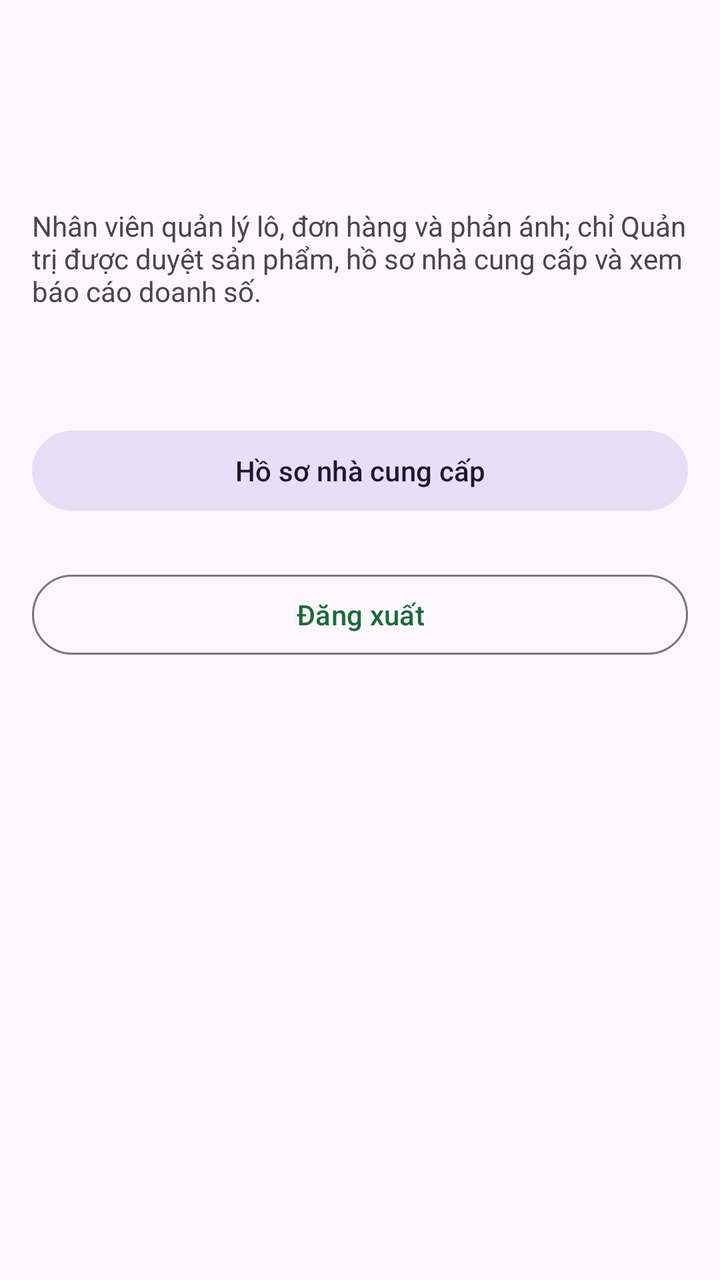
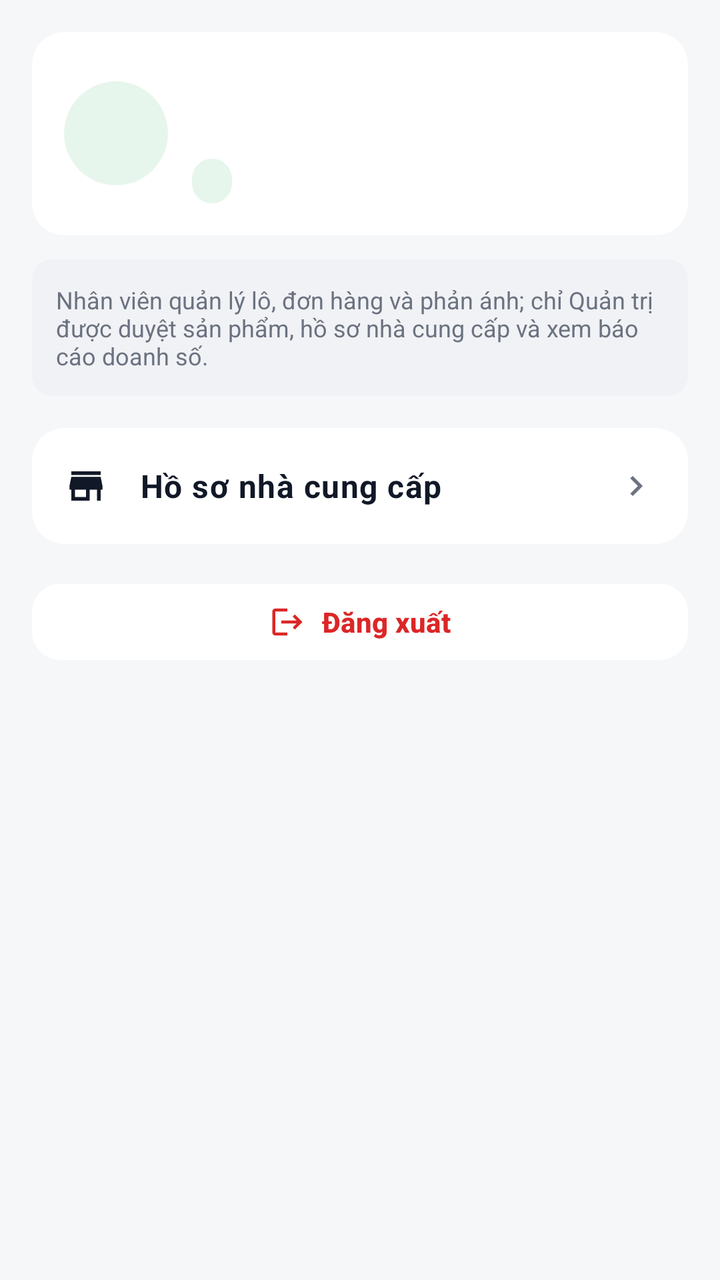

Two renders of the same Android screen: before a commit and after it. Below are the layout's source before the change and the commit's diff.
<!-- AndroidManifest.xml: application theme Theme.GugugagaAdmin -->
<!-- res/layout/fragment_tai_khoan.xml -->
<?xml version="1.0" encoding="utf-8"?>
<ScrollView xmlns:android="http://schemas.android.com/apk/res/android"
    android:layout_width="match_parent"
    android:layout_height="match_parent">

    <LinearLayout
        android:layout_width="match_parent"
        android:layout_height="wrap_content"
        android:orientation="vertical"
        android:padding="@dimen/khoang_md">

        <TextView
            android:id="@+id/tvHoTen"
            android:layout_width="match_parent"
            android:layout_height="wrap_content"
            android:textAppearance="?attr/textAppearanceTitleLarge" />

        <TextView
            android:id="@+id/tvEmail"
            android:layout_width="match_parent"
            android:layout_height="wrap_content"
            android:layout_marginTop="@dimen/khoang_xs" />

        <TextView
            android:id="@+id/tvVaiTro"
            android:layout_width="match_parent"
            android:layout_height="wrap_content"
            android:layout_marginTop="@dimen/khoang_sm"
            android:textStyle="bold" />

        <TextView
            android:id="@+id/tvGhiChuNhanVien"
            android:layout_width="match_parent"
            android:layout_height="wrap_content"
            android:layout_marginTop="@dimen/khoang_sm"
            android:text="@string/nhan_vien_chi_xem" />

        <TextView
            android:id="@+id/tvMayChu"
            android:layout_width="match_parent"
            android:layout_height="wrap_content"
            android:layout_marginTop="@dimen/khoang_md"
            android:textSize="@dimen/chu_nho" />

        <Button
            android:id="@+id/btnNhaCungCap"
            style="@style/Widget.Material3.Button.TonalButton"
            android:layout_width="match_parent"
            android:layout_height="wrap_content"
            android:layout_marginTop="@dimen/khoang_lg"
            android:text="@string/nut_mo_nha_cung_cap" />

        <Button
            android:id="@+id/btnBaoCao"
            style="@style/Widget.Material3.Button.TonalButton"
            android:layout_width="match_parent"
            android:layout_height="wrap_content"
            android:layout_marginTop="@dimen/khoang_sm"
            android:text="@string/nut_mo_bao_cao"
            android:visibility="gone" />

        <Button
            android:id="@+id/btnQuanLyTaiKhoan"
            style="@style/Widget.Material3.Button.TonalButton"
            android:layout_width="match_parent"
            android:layout_height="wrap_content"
            android:layout_marginTop="@dimen/khoang_sm"
            android:text="@string/nut_mo_quan_ly_tai_khoan"
            android:visibility="gone" />

        <Button
            android:id="@+id/btnDangXuat"
            style="@style/Widget.Material3.Button.OutlinedButton"
            android:layout_width="match_parent"
            android:layout_height="wrap_content"
            android:layout_marginTop="@dimen/khoang_lg"
            android:text="@string/nut_dang_xuat" />
    </LinearLayout>
</ScrollView>
<!-- resources referenced by this layout -->
<resources>
  <dimen name="khoang_sm">8dp</dimen>
  <dimen name="khoang_xs">4dp</dimen>
  <style name="Theme.GugugagaAdmin" parent="Theme.Material3.DayNight.NoActionBar">
          <item name="colorPrimary">@color/xanh_ocop</item>
          <item name="colorPrimaryContainer">@color/xanh_ocop_nhat</item>
      </style>
  <color name="xanh_ocop">#1B6B3A</color>
  <color name="xanh_ocop_nhat">#A7F0B8</color>
  <!-- unchanged entries left out for length: 8 -->
</resources>

<!-- the commit's change to res/layout/fragment_tai_khoan.xml (unified diff, before → after) -->
@@ -1,7 +1,10 @@
 <?xml version="1.0" encoding="utf-8"?>
 <ScrollView xmlns:android="http://schemas.android.com/apk/res/android"
+    xmlns:app="http://schemas.android.com/apk/res-auto"
     android:layout_width="match_parent"
-    android:layout_height="match_parent">
+    android:layout_height="match_parent"
+    android:background="@color/nen_man_hinh"
+    android:fillViewport="true">
 
     <LinearLayout
         android:layout_width="match_parent"
@@ -9,71 +12,245 @@
         android:orientation="vertical"
         android:padding="@dimen/khoang_md">
 
-        <TextView
-            android:id="@+id/tvHoTen"
-            android:layout_width="match_parent"
-            android:layout_height="wrap_content"
-            android:textAppearance="?attr/textAppearanceTitleLarge" />
-
-        <TextView
-            android:id="@+id/tvEmail"
-            android:layout_width="match_parent"
-            android:layout_height="wrap_content"
-            android:layout_marginTop="@dimen/khoang_xs" />
-
-        <TextView
-            android:id="@+id/tvVaiTro"
-            android:layout_width="match_parent"
-            android:layout_height="wrap_content"
-            android:layout_marginTop="@dimen/khoang_sm"
-            android:textStyle="bold" />
+        
+        <com.google.android.material.card.MaterialCardView
+            style="@style/TheChiTiet"
+            android:layout_width="match_parent"
+            android:layout_height="wrap_content">
+
+            <LinearLayout
+                android:layout_width="match_parent"
+                android:layout_height="wrap_content"
+                android:gravity="center_vertical"
+                android:orientation="horizontal"
+                android:padding="@dimen/khoang_md">
+
+                <TextView
+                    android:id="@+id/tvAvatar"
+                    android:layout_width="52dp"
+                    android:layout_height="52dp"
+                    android:background="@drawable/nen_avatar_tron"
+                    android:gravity="center"
+                    android:textColor="@color/xanh_ocop"
+                    android:textSize="20sp"
+                    android:textStyle="bold" />
+
+                <LinearLayout
+                    android:layout_width="0dp"
+                    android:layout_height="wrap_content"
+                    android:layout_marginStart="@dimen/khoang_sm_md"
+                    android:layout_weight="1"
+                    android:orientation="vertical">
+
+                    <TextView
+                        android:id="@+id/tvHoTen"
+                        android:layout_width="match_parent"
+                        android:layout_height="wrap_content"
+                        android:textAppearance="?attr/textAppearanceTitleMedium"
+                        android:textColor="@color/chu_chinh"
+                        android:textStyle="bold" />
+
+                    <TextView
+                        android:id="@+id/tvEmail"
+                        android:layout_width="match_parent"
+                        android:layout_height="wrap_content"
+                        android:layout_marginTop="2dp"
+                        android:textColor="@color/chu_phu"
+                        android:textSize="@dimen/chu_phu" />
+
+                    <TextView
+                        android:id="@+id/tvVaiTro"
+                        android:layout_width="wrap_content"
+                        android:layout_height="wrap_content"
+                        android:layout_marginTop="6dp"
+                        android:background="@drawable/nen_nhan_trang_thai"
+                        android:backgroundTint="@color/xanh_ocop_nhat"
+                        android:paddingStart="10dp"
+                        android:paddingTop="3dp"
+                        android:paddingEnd="10dp"
+                        android:paddingBottom="3dp"
+                        android:textColor="@color/xanh_ocop"
+                        android:textSize="@dimen/chu_nho"
+                        android:textStyle="bold" />
+                </LinearLayout>
+            </LinearLayout>
+        </com.google.android.material.card.MaterialCardView>
 
         <TextView
             android:id="@+id/tvGhiChuNhanVien"
             android:layout_width="match_parent"
             android:layout_height="wrap_content"
-            android:layout_marginTop="@dimen/khoang_sm"
-            android:text="@string/nhan_vien_chi_xem" />
+            android:layout_marginTop="@dimen/khoang_sm_md"
+            android:background="@drawable/nen_ma_lo"
+            android:padding="@dimen/khoang_sm_md"
+            android:text="@string/nhan_vien_chi_xem"
+            android:textColor="@color/chu_phu"
+            android:textSize="@dimen/chu_nho" />
+
+        
+        <com.google.android.material.card.MaterialCardView
+            style="@style/TheChiTiet"
+            android:layout_width="match_parent"
+            android:layout_height="wrap_content"
+            android:layout_marginTop="@dimen/khoang_md">
+
+            <LinearLayout
+                android:layout_width="match_parent"
+                android:layout_height="wrap_content"
+                android:orientation="vertical">
+
+                <LinearLayout
+                    android:id="@+id/btnNhaCungCap"
+                    android:layout_width="match_parent"
+                    android:layout_height="wrap_content"
+                    android:background="?attr/selectableItemBackground"
+                    android:clickable="true"
+                    android:focusable="true"
+                    android:gravity="center_vertical"
+                    android:minHeight="58dp"
+                    android:orientation="horizontal"
+                    android:paddingStart="@dimen/khoang_md"
+                    android:paddingEnd="@dimen/khoang_md">
+
+                    <ImageView
+                        android:layout_width="22dp"
+                        android:layout_height="22dp"
+                        android:contentDescription="@null"
+                        android:src="@drawable/ic_nha_cung_cap"
+                        app:tint="@color/chu_chinh" />
+
+                    <TextView
+                        android:layout_width="0dp"
+                        android:layout_height="wrap_content"
+                        android:layout_marginStart="@dimen/khoang_md"
+                        android:layout_weight="1"
+                        android:text="@string/nut_mo_nha_cung_cap"
+                        android:textAppearance="?attr/textAppearanceBodyLarge"
+                        android:textColor="@color/chu_chinh"
+                        android:textStyle="bold" />
+
+                    <ImageView
+                        android:layout_width="20dp"
+                        android:layout_height="20dp"
+                        android:contentDescription="@null"
+                        android:src="@drawable/ic_mui_ten_phai" />
+                </LinearLayout>
+
+                <View
+                    android:id="@+id/vachBaoCao"
+                    android:layout_width="match_parent"
+                    android:layout_height="1dp"
+                    android:layout_marginStart="54dp"
+                    android:background="@color/nen_man_hinh"
+                    android:visibility="gone" />
+
+                <LinearLayout
+                    android:id="@+id/btnBaoCao"
+                    android:layout_width="match_parent"
+                    android:layout_height="wrap_content"
+                    android:background="?attr/selectableItemBackground"
+                    android:clickable="true"
+                    android:focusable="true"
+                    android:gravity="center_vertical"
+                    android:minHeight="58dp"
+                    android:orientation="horizontal"
+                    android:paddingStart="@dimen/khoang_md"
+                    android:paddingEnd="@dimen/khoang_md"
+                    android:visibility="gone">
+
+                    <ImageView
+                        android:layout_width="22dp"
+                        android:layout_height="22dp"
+                        android:contentDescription="@null"
+                        android:src="@drawable/ic_bao_cao"
+                        app:tint="@color/chu_chinh" />
+
+                    <TextView
+                        android:layout_width="0dp"
+                        android:layout_height="wrap_content"
+                        android:layout_marginStart="@dimen/khoang_md"
+                        android:layout_weight="1"
+                        android:text="@string/nut_mo_bao_cao"
+                        android:textAppearance="?attr/textAppearanceBodyLarge"
+                        android:textColor="@color/chu_chinh"
+                        android:textStyle="bold" />
+
+                    <ImageView
+                        android:layout_width="20dp"
+                        android:layout_height="20dp"
+                        android:contentDescription="@null"
+                        android:src="@drawable/ic_mui_ten_phai" />
+                </LinearLayout>
+
+                <View
+                    android:id="@+id/vachTaiKhoan"
+                    android:layout_width="match_parent"
+                    android:layout_height="1dp"
+                    android:layout_marginStart="54dp"
+                    android:background="@color/nen_man_hinh"
+                    android:visibility="gone" />
+
+                <LinearLayout
+                    android:id="@+id/btnQuanLyTaiKhoan"
+                    android:layout_width="match_parent"
+                    android:layout_height="wrap_content"
+                    android:background="?attr/selectableItemBackground"
+                    android:clickable="true"
+                    android:focusable="true"
+                    android:gravity="center_vertical"
+                    android:minHeight="58dp"
+                    android:orientation="horizontal"
+                    android:paddingStart="@dimen/khoang_md"
+                    android:paddingEnd="@dimen/khoang_md"
+                    android:visibility="gone">
+
+                    <ImageView
+                        android:layout_width="22dp"
+                        android:layout_height="22dp"
+                        android:contentDescription="@null"
+                        android:src="@drawable/ic_nhan_su"
+                        app:tint="@color/chu_chinh" />
+
+                    <TextView
+                        android:layout_width="0dp"
+                        android:layout_height="wrap_content"
+                        android:layout_marginStart="@dimen/khoang_md"
+                        android:layout_weight="1"
+                        android:text="@string/nut_mo_quan_ly_tai_khoan"
+                        android:textAppearance="?attr/textAppearanceBodyLarge"
+                        android:textColor="@color/chu_chinh"
+                        android:textStyle="bold" />
+
+                    <ImageView
+                        android:layout_width="20dp"
+                        android:layout_height="20dp"
+                        android:contentDescription="@null"
+                        android:src="@drawable/ic_mui_ten_phai" />
+                </LinearLayout>
+            </LinearLayout>
+        </com.google.android.material.card.MaterialCardView>
+
+        
+        <com.google.android.material.button.MaterialButton
+            android:id="@+id/btnDangXuat"
+            style="@style/NutVienOcop"
+            android:layout_width="match_parent"
+            android:layout_height="wrap_content"
+            android:layout_marginTop="@dimen/khoang_md"
+            android:text="@string/nut_dang_xuat"
+            android:textColor="@color/do_tu_choi"
+            app:backgroundTint="@color/nen_the"
+            app:icon="@drawable/ic_dang_xuat"
+            app:iconGravity="textStart"
+            app:iconTint="@color/do_tu_choi" />
 
         <TextView
             android:id="@+id/tvMayChu"
             android:layout_width="match_parent"
             android:layout_height="wrap_content"
-            android:layout_marginTop="@dimen/khoang_md"
-            android:textSize="@dimen/chu_nho" />
-
-        <Button
-            android:id="@+id/btnNhaCungCap"
-            style="@style/Widget.Material3.Button.TonalButton"
-            android:layout_width="match_parent"
-            android:layout_height="wrap_content"
             android:layout_marginTop="@dimen/khoang_lg"
-            android:text="@string/nut_mo_nha_cung_cap" />
-
-        <Button
-            android:id="@+id/btnBaoCao"
-            style="@style/Widget.Material3.Button.TonalButton"
-            android:layout_width="match_parent"
-            android:layout_height="wrap_content"
-            android:layout_marginTop="@dimen/khoang_sm"
-            android:text="@string/nut_mo_bao_cao"
-            android:visibility="gone" />
-
-        <Button
-            android:id="@+id/btnQuanLyTaiKhoan"
-            style="@style/Widget.Material3.Button.TonalButton"
-            android:layout_width="match_parent"
-            android:layout_height="wrap_content"
-            android:layout_marginTop="@dimen/khoang_sm"
-            android:text="@string/nut_mo_quan_ly_tai_khoan"
-            android:visibility="gone" />
-
-        <Button
-            android:id="@+id/btnDangXuat"
-            style="@style/Widget.Material3.Button.OutlinedButton"
-            android:layout_width="match_parent"
-            android:layout_height="wrap_content"
-            android:layout_marginTop="@dimen/khoang_lg"
-            android:text="@string/nut_dang_xuat" />
+            android:gravity="center"
+            android:textColor="@color/chu_phu"
+            android:textSize="11sp" />
     </LinearLayout>
 </ScrollView>
<!-- resource entries referenced after the edit -->
@@ -1,13 +1,211 @@
 <!-- resources referenced by this layout -->
 <resources>
-  <dimen name="khoang_sm">8dp</dimen>
-  <dimen name="khoang_xs">4dp</dimen>
+  <color name="chu_chinh">#111827</color>
+  <color name="chu_phu">#6B7280</color>
+  <color name="do_tu_choi">#DC2626</color>
+  <color name="nen_man_hinh">#F6F7F9</color>
+  <color name="nen_the">#FFFFFF</color>
   <style name="Theme.GugugagaAdmin" parent="Theme.Material3.DayNight.NoActionBar">
           <item name="colorPrimary">@color/xanh_ocop</item>
+          <item name="colorOnPrimary">@color/nen_icon</item>
           <item name="colorPrimaryContainer">@color/xanh_ocop_nhat</item>
-      </style>
-  <color name="xanh_ocop">#1B6B3A</color>
-  <color name="xanh_ocop_nhat">#A7F0B8</color>
+          <item name="colorOnPrimaryContainer">@color/xanh_ocop_tren_nhat</item>
+  
+          <item name="colorSecondary">@color/xanh_phu</item>
+          <item name="colorSecondaryContainer">@color/xanh_phu_nhat</item>
+          <item name="colorOnSecondaryContainer">@color/xanh_phu_tren_nhat</item>
+  
+          <item name="colorTertiary">@color/vang_ocop</item>
+          <item name="colorTertiaryContainer">@color/vang_ocop_nhat</item>
+          <item name="colorOnTertiaryContainer">@color/vang_ocop_tren_nhat</item>
+  
+          <item name="android:colorBackground">@color/nen_man_hinh</item>
+          <item name="colorSurface">@color/nen_man_hinh</item>
+          <item name="colorSurfaceContainerLowest">@color/nen_the</item>
+          <item name="colorSurfaceContainerLow">@color/nen_nhap</item>
+          <item name="colorSurfaceContainer">@color/nen_nhap_dam</item>
+          <item name="colorOnSurface">@color/chu_chinh</item>
+          <item name="colorOnSurfaceVariant">@color/chu_phu</item>
+          <item name="colorOutlineVariant">@color/vien_the</item>
+          <item name="colorError">@color/do_tu_choi</item>
+  
+          <item name="android:windowBackground">@color/nen_man_hinh</item>
+          <item name="shapeAppearanceSmallComponent">@style/HinhDangNho</item>
+          <item name="shapeAppearanceMediumComponent">@style/HinhDangVua</item>
+          <item name="shapeAppearanceLargeComponent">@style/HinhDangLon</item>
+  
+          <item name="materialButtonStyle">@style/NutChinhOcop</item>
+          <item name="materialButtonOutlinedStyle">@style/NutVienOcop</item>
+          <item name="textInputStyle">@style/ONhapOcop</item>
+          <item name="bottomNavigationStyle">@style/ThanhDieuHuongDuoiOcop</item>
+          <item name="chipStyle">@style/ChipLocOcop</item>
+      </style>
+  <color name="nen_nhap">#F1F2F5</color>
+  <dimen name="bo_goc_sm">10dp</dimen>
+  <color name="xam_nen">#F1F2F5</color>
+  <dimen name="bo_goc_vien">999dp</dimen>
+  <dimen name="bo_goc_md">14dp</dimen>
+  <dimen name="bo_goc_the">16dp</dimen>
+  <color name="nen_icon">#FFFFFF</color>
+  <color name="xanh_ocop_tren_nhat">#14532D</color>
+  <color name="xanh_phu">#374151</color>
+  <color name="xanh_phu_nhat">#F1F2F4</color>
+  <color name="xanh_phu_tren_nhat">#111827</color>
+  <color name="vang_ocop">#D97706</color>
+  <color name="vang_ocop_nhat">#FEF7E6</color>
+  <color name="vang_ocop_tren_nhat">#92400E</color>
+  <color name="nen_nhap_dam">#E5E7EB</color>
+  <color name="vien_the">#EAECEF</color>
+  <style name="HinhDangNho" parent="ShapeAppearance.Material3.SmallComponent">
+          <item name="cornerSize">@dimen/bo_goc_md</item>
+      </style>
+  <style name="HinhDangVua" parent="ShapeAppearance.Material3.MediumComponent">
+          <item name="cornerSize">@dimen/bo_goc_the</item>
+      </style>
+  <style name="HinhDangLon" parent="ShapeAppearance.Material3.LargeComponent">
+          <item name="cornerSize">@dimen/bo_goc_lon</item>
+      </style>
+  <style name="NutChinhOcop" parent="Widget.Material3.Button">
+          <item name="cornerRadius">@dimen/bo_goc_md</item>
+          <item name="android:minHeight">@dimen/nut_cao</item>
+          <item name="android:textStyle">bold</item>
+          <item name="android:elevation">0dp</item>
+          <item name="elevation">0dp</item>
+      </style>
+  <style name="ONhapOcop" parent="Widget.Material3.TextInputLayout.OutlinedBox">
+          <item name="boxCornerRadiusTopStart">@dimen/bo_goc_md</item>
+          <item name="boxCornerRadiusTopEnd">@dimen/bo_goc_md</item>
+          <item name="boxCornerRadiusBottomStart">@dimen/bo_goc_md</item>
+          <item name="boxCornerRadiusBottomEnd">@dimen/bo_goc_md</item>
+          <item name="boxBackgroundColor">@color/nen_nhap</item>
+          <item name="boxStrokeWidth">0dp</item>
+          <item name="boxStrokeWidthFocused">1.5dp</item>
+          <item name="boxStrokeColor">@color/xanh_ocop</item>
+      </style>
+  <style name="ThanhDieuHuongDuoiOcop" parent="Widget.Material3.BottomNavigationView">
+          <item name="android:background">@android:color/transparent</item>
+          <item name="android:minHeight">64dp</item>
+          <item name="itemActiveIndicatorStyle">@style/ChiBaoTabOcop</item>
+          <item name="itemIconTint">@color/mau_tab_bottom</item>
+          <item name="itemTextColor">@color/mau_tab_bottom</item>
+          <item name="itemIconSize">22dp</item>
+          <item name="itemPaddingTop">10dp</item>
+          <item name="itemPaddingBottom">10dp</item>
+          <item name="itemTextAppearanceActive">@style/ChuTabDockChon</item>
+          <item name="itemTextAppearanceInactive">@style/ChuTabDock</item>
+          <item name="labelVisibilityMode">labeled</item>
+          <item name="elevation">0dp</item>
+      </style>
+  <style name="ChipLocOcop" parent="Widget.Material3.Chip.Filter">
+          <item name="chipCornerRadius">@dimen/bo_goc_vien</item>
+          <item name="chipStrokeWidth">0dp</item>
+          <item name="chipBackgroundColor">@color/mau_nen_chip_loc</item>
+          <item name="android:textColor">@color/mau_chu_chip_loc</item>
+          <item name="checkedIconVisible">false</item>
+          <item name="chipMinTouchTargetSize">38dp</item>
+      </style>
+  <dimen name="bo_goc_lon">22dp</dimen>
+  <dimen name="nut_cao">50dp</dimen>
+  <style name="ChiBaoTabOcop" parent="Widget.Material3.BottomNavigationView.ActiveIndicator">
+          <item name="android:color">@color/chi_bao_dock</item>
+          <item name="android:width">54dp</item>
+          <item name="android:height">30dp</item>
+      </style>
+  <style name="ChuTabDockChon" parent="TextAppearance.Material3.LabelSmall">
+          <item name="android:textSize">@dimen/chu_tab_dock</item>
+          <item name="android:textStyle">bold</item>
+      </style>
+  <style name="ChuTabDock" parent="TextAppearance.Material3.LabelSmall">
+          <item name="android:textSize">@dimen/chu_tab_dock</item>
+      </style>
+  <color name="chi_bao_dock">#E7F6EC</color>
+  <dimen name="chu_tab_dock">10.5sp</dimen>
+  <color name="xanh_ocop">#15803D</color>
+  <color name="xanh_ocop_nhat">#E7F6EC</color>
+  <dimen name="chu_phu">13sp</dimen>
+  <dimen name="khoang_sm_md">12dp</dimen>
+  <!-- drawable ic_bao_cao (drawable) -->
+  <vector xmlns:android="http://schemas.android.com/apk/res/android"
+      android:width="24dp"
+      android:height="24dp"
+      android:viewportWidth="24"
+      android:viewportHeight="24">
+      <path
+          android:fillColor="@color/xanh_ocop"
+          android:pathData="M5,9.2h3V19H5V9.2zM10.6,5h2.8v14h-2.8V5zM16.2,13H19v6h-2.8V13z" />
+  </vector>
+  <!-- drawable ic_dang_xuat (drawable) -->
+  <vector xmlns:android="http://schemas.android.com/apk/res/android"
+      android:width="24dp"
+      android:height="24dp"
+      android:viewportWidth="24"
+      android:viewportHeight="24">
+      <path
+          android:fillColor="@color/do_tu_choi"
+          android:pathData="M17,7l-1.41,1.41L18.17,11H8v2h10.17l-2.58,2.58L17,17l5,-5L17,7zM4,5h8V3H4C2.9,3 2,3.9 2,5v14c0,1.1 0.9,2 2,2h8v-2H4V5z" />
+  </vector>
+  <!-- drawable ic_mui_ten_phai (drawable) -->
+  <vector xmlns:android="http://schemas.android.com/apk/res/android"
+      android:width="24dp"
+      android:height="24dp"
+      android:viewportWidth="24"
+      android:viewportHeight="24">
+      <path
+          android:fillColor="@color/chu_phu"
+          android:pathData="M10,6L8.59,7.41 13.17,12l-4.58,4.59L10,18l6,-6z" />
+  </vector>
+  <!-- drawable ic_nha_cung_cap (drawable) -->
+  <vector xmlns:android="http://schemas.android.com/apk/res/android"
+      android:width="24dp"
+      android:height="24dp"
+      android:viewportWidth="24"
+      android:viewportHeight="24">
+      <path
+          android:fillColor="@color/xanh_ocop"
+          android:pathData="M20,4H4v2h16V4zM21,14v-2l-1,-5H4l-1,5v2h1v6h10v-6h4v6h2v-6H21zM12,18H6v-4h6V18z" />
+  </vector>
+  <!-- drawable ic_nhan_su (drawable) -->
+  <vector xmlns:android="http://schemas.android.com/apk/res/android"
+      android:width="24dp"
+      android:height="24dp"
+      android:viewportWidth="24"
+      android:viewportHeight="24">
+      <path
+          android:fillColor="@color/xanh_ocop"
+          android:pathData="M16,11c1.66,0 2.99,-1.34 2.99,-3S17.66,5 16,5s-3,1.34 -3,3S14.34,11 16,11zM8,11c1.66,0 2.99,-1.34 2.99,-3S9.66,5 8,5S5,6.34 5,8S6.34,11 8,11zM8,13c-2.33,0 -7,1.17 -7,3.5V19h14v-2.5C15,14.17 10.33,13 8,13zM16,13c-0.29,0 -0.62,0.02 -0.97,0.05c1.16,0.84 1.97,1.97 1.97,3.45V19h6v-2.5C23,14.17 18.33,13 16,13z" />
+  </vector>
+  <!-- drawable nen_avatar_tron (drawable) -->
+  <?xml version="1.0" encoding="utf-8"?>
+  <shape xmlns:android="http://schemas.android.com/apk/res/android"
+      android:shape="oval">
+      <solid android:color="@color/xanh_ocop_nhat" />
+  </shape>
+  <!-- drawable nen_ma_lo (drawable) -->
+  <?xml version="1.0" encoding="utf-8"?>
+  <shape xmlns:android="http://schemas.android.com/apk/res/android"
+      android:shape="rectangle">
+      <solid android:color="@color/nen_nhap" />
+      <corners android:radius="@dimen/bo_goc_sm" />
+  </shape>
+  <!-- drawable nen_nhan_trang_thai (drawable) -->
+  <?xml version="1.0" encoding="utf-8"?>
+  <shape xmlns:android="http://schemas.android.com/apk/res/android"
+      android:shape="rectangle">
+      <solid android:color="@color/xam_nen" />
+      <corners android:radius="@dimen/bo_goc_vien" />
+  </shape>
+  <style name="NutVienOcop" parent="Widget.Material3.Button.TonalButton">
+          <item name="cornerRadius">@dimen/bo_goc_md</item>
+          <item name="backgroundTint">@color/nen_nhap</item>
+          <item name="android:textColor">@color/chu_chinh</item>
+          <item name="android:minHeight">46dp</item>
+      </style>
+  <style name="TheChiTiet" parent="Widget.Material3.CardView.Filled">
+          <item name="cardBackgroundColor">@color/nen_the</item>
+          <item name="cardCornerRadius">@dimen/bo_goc_the</item>
+          <item name="cardElevation">0dp</item>
+          <item name="strokeWidth">0dp</item>
+      </style>
   <!-- unchanged entries left out for length: 8 -->
 </resources>
 
